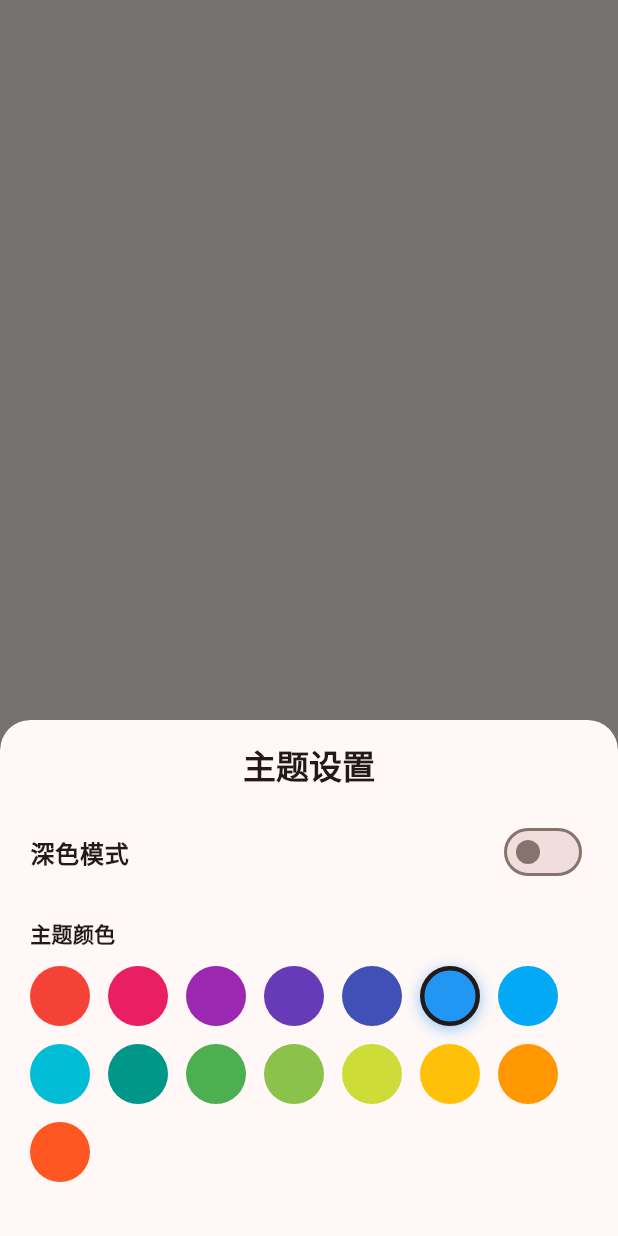
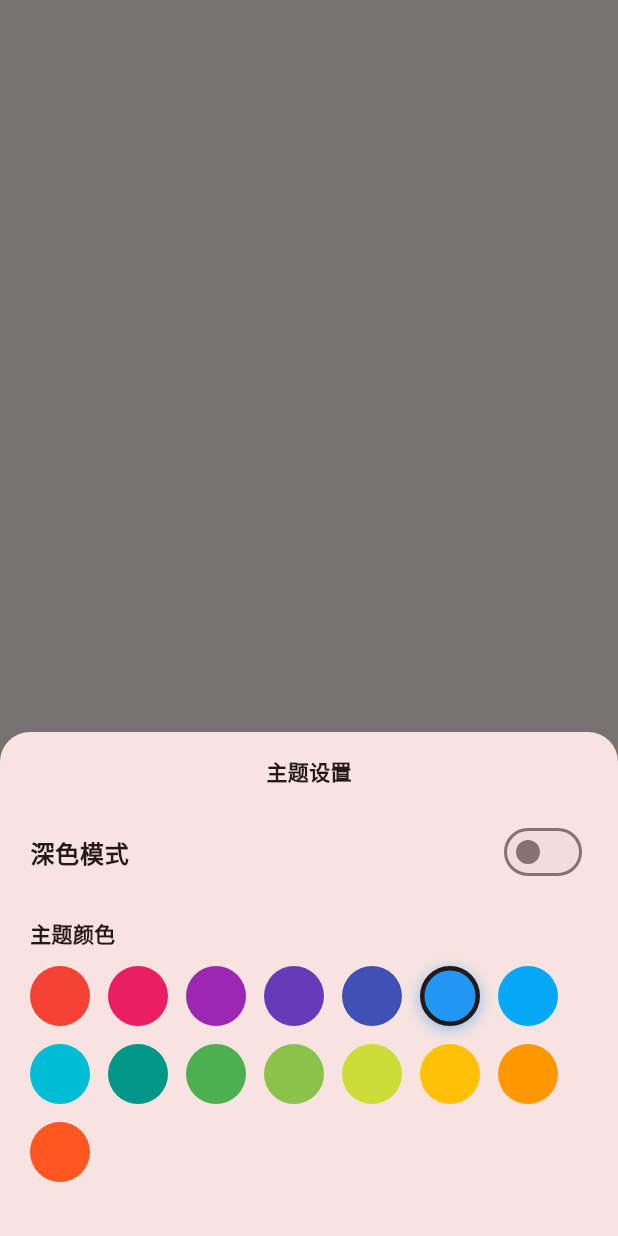
Before and after one commit to paditianxiu/query_assistant_padi, a Flutter app: what show() shows on an empty page, opened directly, on a phone screen of 412 x 824 dp. Run offline on Flutter 3.47's test engine with Material 3 defaults, Android fonts, the phone set to English and light mode, and no system bars; our stand-ins replace cached_network_image, delightful_toast, dio, flutter_screenutil, get, get_storage and 4 more; missing offline and left inert: lazy_load_indexed_stack; accounts and stored records are empty; network calls fail.

Commit message:
修复主题问题

```diff
--- a/lib/controllers/theme_controller.dart
+++ b/lib/controllers/theme_controller.dart
@@ -8,6 +8,8 @@ class ThemeController extends GetxController {
   RxBool isDarkMode = false.obs;
 
   Rx<MaterialColor> primaryColor = Colors.blue.obs;
+
+  int get index => _box.read('primaryColorIndex') ?? 0;
 
   final List<MaterialColor> colors = [
     Colors.red,
--- a/lib/dialog/theme_bottom_sheet.dart
+++ b/lib/dialog/theme_bottom_sheet.dart
@@ -5,9 +5,9 @@ import 'package:query_assistant_padi/controllers/theme_controller.dart';
 class ThemeBottomSheet {
   static void show(ThemeController themeController) {
     Get.bottomSheet(
-      Material(
-        color: Get.theme.colorScheme.surface,
-        borderRadius: const BorderRadius.vertical(top: Radius.circular(20)),
+      Obx(
+        () => Container(
+          color: Get.theme.colorScheme.surfaceContainerHigh,
           child: Padding(
             padding: const EdgeInsets.symmetric(horizontal: 20, vertical: 16),
             child: Column(
@@ -15,34 +15,45 @@ class ThemeBottomSheet {
               crossAxisAlignment: CrossAxisAlignment.start,
               children: [
                 Center(
-                child: Text("主题设置", style: Get.theme.textTheme.titleLarge?.copyWith(fontWeight: FontWeight.bold)),
+                  child: Text(
+                    "主题设置",
+                    style: TextStyle(fontWeight: FontWeight.bold, color: Get.theme.colorScheme.onSurface),
+                  ),
                 ),
                 const SizedBox(height: 16),
 
-              Obx(
-                () => SwitchListTile(
+                SwitchListTile(
                   value: themeController.isDarkMode.value,
-                  onChanged: (_) => themeController.toggleTheme(),
-                  title: Text("深色模式", style: TextStyle(fontWeight: FontWeight.w600)),
+                  onChanged: (_) {
+                    Get.back();
+                    themeController.toggleTheme();
+                  },
+                  title: Text(
+                    "深色模式",
+                    style: TextStyle(fontWeight: FontWeight.bold, color: Get.theme.colorScheme.onSurface),
+                  ),
                   contentPadding: EdgeInsets.zero,
-                ),
                 ),
 
                 const SizedBox(height: 16),
 
-              Text("主题颜色", style: TextStyle(fontWeight: FontWeight.w600)),
+                Text(
+                  "主题颜色",
+                  style: TextStyle(fontWeight: FontWeight.bold, color: Get.theme.colorScheme.onSurface),
+                ),
                 const SizedBox(height: 12),
 
-              // 主题颜色网格
-              Obx(() {
-                return Wrap(
+                Wrap(
                   spacing: 12,
                   runSpacing: 12,
                   children: List.generate(themeController.colors.length, (index) {
                     final color = themeController.colors[index];
                     final isSelected = themeController.primaryColor.value == color;
                     return GestureDetector(
-                      onTap: () => themeController.changeColor(index),
+                      onTap: () {
+                        Get.back();
+                        themeController.changeColor(index);
+                      },
                       child: AnimatedContainer(
                         duration: const Duration(milliseconds: 250),
                         width: 40,
@@ -64,11 +75,11 @@ class ThemeBottomSheet {
                       ),
                     );
                   }),
-                );
-              }),
+                ),
 
                 const SizedBox(height: 20),
               ],
+            ),
           ),
         ),
       ),
--- a/lib/screen/epic_free_list/page.dart
+++ b/lib/screen/epic_free_list/page.dart
@@ -13,7 +13,7 @@ class EpicFreeListPage extends StatelessWidget {
   Widget build(BuildContext context) {
     final controller = Get.put(EpicFreeController());
 
-    const crossAxisCount = 2; // 修改列数在这里
+    const crossAxisCount = 2;
 
     return Scaffold(
       appBar: AppBar(title: const Text('Epic喜加一')),
```
Lines whose indentation alone changed are shown as unchanged.
